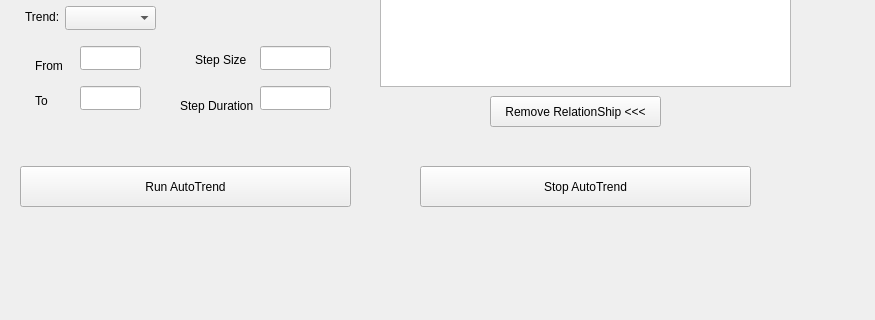
Old version of the form autotrend.ui in the repository MOBILionSystems/MIPS-app-MOBILion; both pictures show x 0 to 875 and y 264 to 584 of the 875 by 584 pixel window.
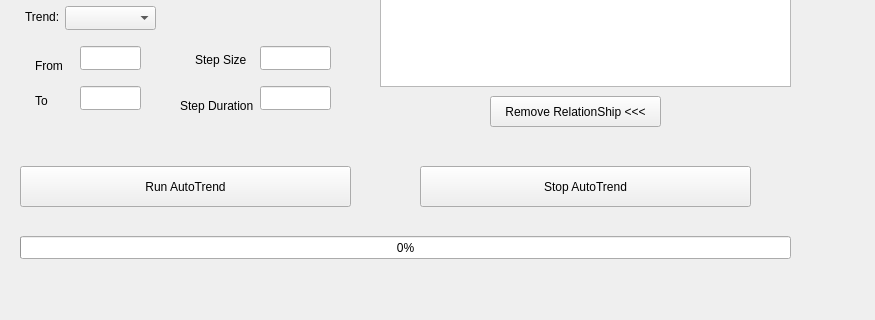
New version of the form.

Patch:
```diff
--- a/autotrend.ui
+++ b/autotrend.ui
@@ -318,6 +318,19 @@
     </rect>
    </property>
   </widget>
+  <widget class="QProgressBar" name="trendProgressBar">
+   <property name="geometry">
+    <rect>
+     <x>20</x>
+     <y>500</y>
+     <width>771</width>
+     <height>23</height>
+    </rect>
+   </property>
+   <property name="value">
+    <number>0</number>
+   </property>
+  </widget>
  </widget>
  <resources/>
  <connections/>
```
